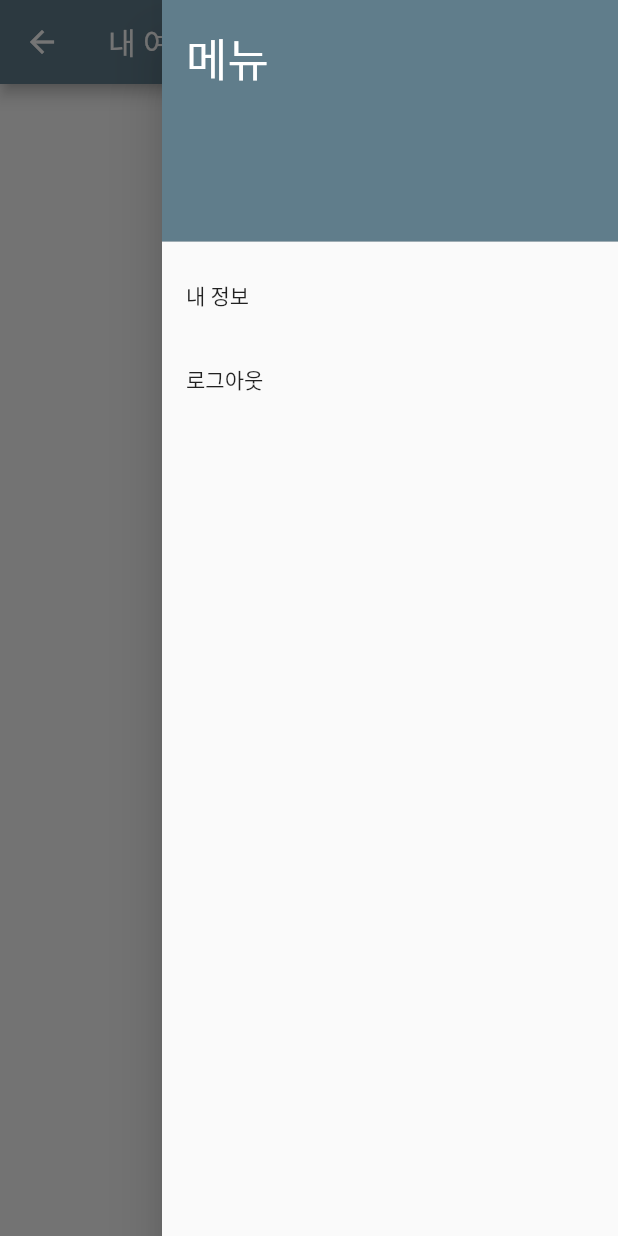
After one commit to regular1020/trablock, a Flutter app: the MainView screen opened directly, with the side drawer open, on a phone screen of 412 x 824 dp. The commit adds this screen. Run offline on Flutter 3.47's test engine with Material 2 defaults, Android fonts, the phone set to English and light mode, and no system bars; our stand-ins replace cloud_firestore, firebase_auth, firebase_core, flutter_secure_storage, google_sign_in; accounts and stored records are empty; generated files the repository leaves out were written again.

Commit message:
feat: Add Travel model (#2)
Add Travel model

```diff
--- a/trablock_flutter/lib/main.dart
+++ b/trablock_flutter/lib/main.dart
@@ -2,8 +2,8 @@ import 'package:firebase_core/firebase_core.dart';
 import 'package:flutter/material.dart';
 import 'package:provider/provider.dart';
 import 'package:trablock_flutter/src/provider/AuthProvider.dart';
+import 'package:trablock_flutter/src/provider/TravelProvider.dart';
 import 'package:trablock_flutter/src/provider/UserProvider.dart';
-import 'package:trablock_flutter/src/view/LoginView.dart';
 import 'package:trablock_flutter/src/view/RoutingView.dart';
 import 'firebase_options.dart';
 
@@ -28,7 +28,8 @@ class MyApp extends StatelessWidget {
       home: MultiProvider(
         providers: [
           ChangeNotifierProvider<AuthProvider>(create: (_) => AuthProvider()),
-          ChangeNotifierProvider<UserProvider>(create: (_) => UserProvider())
+          ChangeNotifierProvider<UserProvider>(create: (_) => UserProvider()),
+          ChangeNotifierProvider<TravelProvider>(create: (_) => TravelProvider())
         ],
         child: RoutingView(),
       )
--- /dev/null
+++ b/trablock_flutter/lib/src/model/TravelModel.dart
@@ -0,0 +1,19 @@
+import 'package:cloud_firestore/cloud_firestore.dart';
+
+class Travel {
+  late String owner;
+  late String destination;
+  late String period;
+  late int numberOfPeople;
+
+  Travel({required this.owner, required this.destination, required this.period, required this.numberOfPeople});
+
+  factory Travel.fromSnapshot(DocumentSnapshot documentSnapshot) {
+    return Travel(
+      owner: documentSnapshot.get("owner"),
+      destination: documentSnapshot.get("destination"),
+      period: documentSnapshot.get("period"),
+      numberOfPeople: documentSnapshot.get("numberOfPeople")
+    );
+  }
+}
--- a/trablock_flutter/lib/src/provider/AuthProvider.dart
+++ b/trablock_flutter/lib/src/provider/AuthProvider.dart
@@ -1,4 +1,3 @@
-import 'package:cloud_firestore/cloud_firestore.dart';
 import 'package:firebase_auth/firebase_auth.dart';
 import 'package:flutter/material.dart';
 import 'package:google_sign_in/google_sign_in.dart';
--- /dev/null
+++ b/trablock_flutter/lib/src/provider/TravelProvider.dart
@@ -0,0 +1,22 @@
+import 'package:cloud_firestore/cloud_firestore.dart';
+import 'package:flutter/material.dart';
+import 'package:trablock_flutter/src/model/TravelModel.dart';
+
+class TravelProvider with ChangeNotifier {
+  List<Travel> _travels = [];
+
+  var db = FirebaseFirestore.instance;
+
+  List<Travel> get travels => _travels;
+
+  void readTravelFromDB(String id) async {
+    var query = db.collection("travel").where("owner", isEqualTo: id);
+    var doc = await query.get();
+    List<Travel> travelList = [];
+    for (var element in doc.docs) {
+      travelList.add(Travel.fromSnapshot(element));
+    }
+    _travels = travelList;
+    notifyListeners();
+  }
+}
--- a/trablock_flutter/lib/src/provider/UserProvider.dart
+++ b/trablock_flutter/lib/src/provider/UserProvider.dart
@@ -1,5 +1,3 @@
-import 'dart:ffi';
-
 import 'package:cloud_firestore/cloud_firestore.dart';
 import 'package:flutter/material.dart';
 import 'package:flutter_secure_storage/flutter_secure_storage.dart';
@@ -30,7 +28,7 @@ class UserProvider with ChangeNotifier {
         notifyListeners();
       }
     } catch (e) {
-      throw e;
+      rethrow;
     }
   }
 
--- /dev/null
+++ b/trablock_flutter/lib/src/view/MainView.dart
@@ -0,0 +1,139 @@
+import 'package:flutter/material.dart';
+import 'package:provider/provider.dart';
+import 'package:trablock_flutter/src/model/TravelModel.dart';
+import 'package:trablock_flutter/src/provider/TravelProvider.dart';
+import 'package:trablock_flutter/src/provider/UserProvider.dart';
+
+class MainView extends StatefulWidget {
+  const MainView({Key? key}) : super(key: key);
+
+  @override
+  State<MainView> createState() => _MainViewState();
+}
+
+class _MainViewState extends State<MainView> {
+  @override
+  void initState() {
+    WidgetsBinding.instance.addPostFrameCallback((timeStamp) {
+      Provider.of<TravelProvider>(context, listen: false).readTravelFromDB(Provider.of<UserProvider>(context, listen: false).id!);
+    });
+    super.initState();
+  }
+
+  @override
+  Widget build(BuildContext context) {
+    List<Travel> travels = Provider.of<TravelProvider>(context).travels;
+    return Scaffold(
+      appBar: AppBar(
+        title: const Text("내 여행"),
+      ),
+      endDrawer: Drawer(
+        child: ListView(
+          padding: EdgeInsets.zero,
+          children: [
+            const DrawerHeader(
+              child: Text(
+                "메뉴",
+                style: TextStyle(
+                  color: Colors.white,
+                  fontSize: 30
+                ),
+              ),
+              decoration: BoxDecoration(
+                color: Colors.blueGrey,
+              ),
+            ),
+            ListTile(
+              title: const Text("내 정보"),
+              onTap: () {
+                // Todo : Navigate to user information view
+              },
+            ),
+            ListTile(
+              title: const Text("로그아웃"),
+              onTap: () {
+                // Todo : Logout
+              },
+            ),
+          ],
+        ),
+      ),
+      floatingActionButton: FloatingActionButton(
+        child: const Icon(Icons.add),
+        onPressed: () {
+          // Todo : Navigate to add travel view
+        }
+      ),
+      body: Column(
+        children: [
+          Expanded(
+            child: GridView.builder(
+              itemCount: travels.length,
+              gridDelegate: const SliverGridDelegateWithFixedCrossAxisCount(
+                crossAxisCount: 2,
+                childAspectRatio: 1 / 1,
+                mainAxisSpacing: 10,
+                crossAxisSpacing: 10,
+              ),
+              itemBuilder: (BuildContext context, int index) {
+                return Padding(
+                  padding: const EdgeInsets.all(10),
+                  child: InkWell(
+                    child: Container(
+                      decoration: BoxDecoration(
+                          color: Colors.blueGrey,
+                          borderRadius: BorderRadius.circular(20)
+                      ),
+                      child: Column(
+                        crossAxisAlignment: CrossAxisAlignment.end,
+                        children: [
+                          Center(
+                            child: Padding(
+                              padding: const EdgeInsets.all(5),
+                              child: Text(
+                                "${travels[index].destination} 여행",
+                                style: const TextStyle(
+                                    color: Colors.white,
+                                    fontSize: 30
+                                ),
+                              ),
+                            ),
+                          ),
+                          Expanded(
+                            child: Container()
+                          ),
+                          Padding(
+                            padding: const EdgeInsets.only(right: 5),
+                            child: Text(
+                              "여행인원 : ${travels[index].numberOfPeople.toString()}명",
+                              style: const TextStyle(
+                                  color: Colors.white,
+                                  fontSize: 15
+                              ),
+                            ),
+                          ),
+                          Padding(
+                            padding: const EdgeInsets.only(right: 8.0, bottom: 5),
+                            child: Text(
+                              "출발일자 : ${travels[index].period.split(":")[0]}",
+                              style: const TextStyle(
+                                color: Colors.white
+                              ),
+                            ),
+                          ),
+                        ],
+                      ),
+                    ),
+                    onTap: () {
+                      // ToDo : Navigate to travel plan view
+                    },
+                  ),
+                );
+              }
+            ),
+          ),
+        ],
+      ),
+    );
+  }
+}
--- a/trablock_flutter/lib/src/view/RoutingView.dart
+++ b/trablock_flutter/lib/src/view/RoutingView.dart
@@ -2,6 +2,7 @@ import 'package:flutter/material.dart';
 import 'package:provider/provider.dart';
 import 'package:trablock_flutter/src/provider/UserProvider.dart';
 import 'package:trablock_flutter/src/view/LoginView.dart';
+import 'package:trablock_flutter/src/view/MainView.dart';
 import 'package:trablock_flutter/src/view/NickNameSettingView.dart';
 
 
@@ -30,8 +31,6 @@ class _RoutingViewState extends State<RoutingView> {
     if (Provider.of<UserProvider>(context).nickname == null) {
       return const NickNameSettingView();
     }
-    return Container(
-      child: Text(Provider.of<UserProvider>(context).nickname!),
-    );
+    return const MainView();
   }
 }
```
